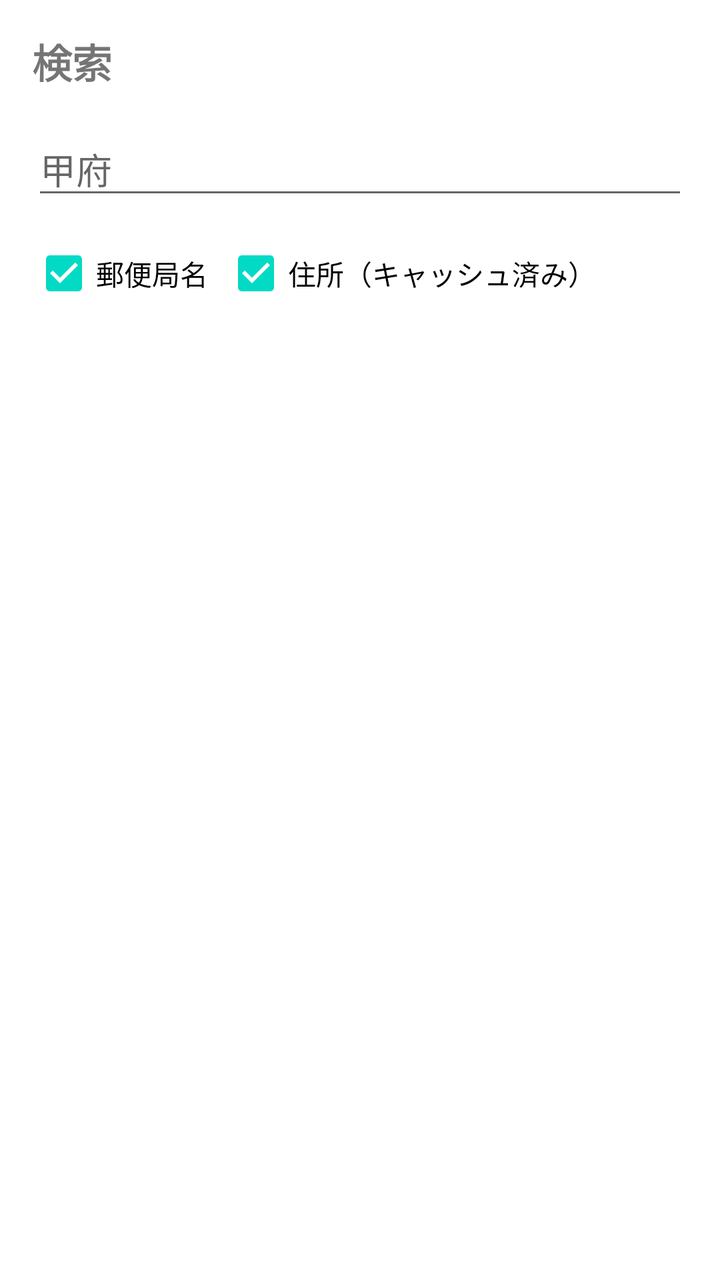
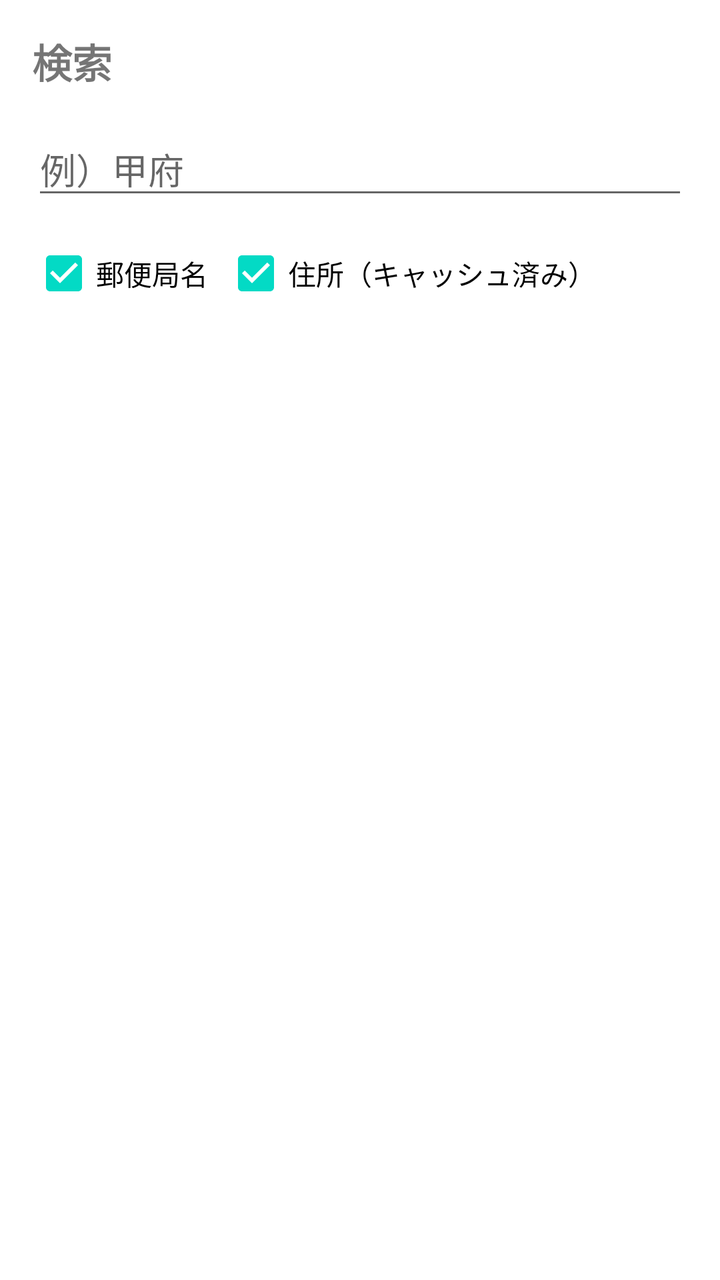

Two renders of the same Android screen: before a commit and after it. Below are the layout's source before the change and the commit's diff.
<!-- AndroidManifest.xml: application theme Theme.OsmJPPostalMap -->
<!-- res/layout/dialog_search.xml -->
<?xml version="1.0" encoding="utf-8"?>
<LinearLayout xmlns:android="http://schemas.android.com/apk/res/android"
    android:layout_width="match_parent"
    android:layout_height="wrap_content"
    android:orientation="vertical"
    android:padding="16dp">

    <TextView
        android:layout_width="wrap_content"
        android:layout_height="wrap_content"
        android:text="検索"
        android:textSize="20sp"
        android:textStyle="bold"
        android:layout_marginBottom="16dp" />

    <EditText
        android:id="@+id/search_input"
        android:layout_width="match_parent"
        android:layout_height="wrap_content"
        android:hint="甲府"
        android:inputType="text"
        android:maxLines="1"
        android:imeOptions="actionSearch" />

    <LinearLayout
        android:layout_width="match_parent"
        android:layout_height="wrap_content"
        android:orientation="horizontal"
        android:layout_marginTop="8dp">

        <CheckBox
            android:id="@+id/check_post_office"
            android:layout_width="wrap_content"
            android:layout_height="wrap_content"
            android:text="郵便局名"
            android:checked="true" />

        <CheckBox
            android:id="@+id/check_address"
            android:layout_width="wrap_content"
            android:layout_height="wrap_content"
            android:text="住所（キャッシュ済み）"
            android:checked="true"
            android:layout_marginStart="8dp" />
        
        
    </LinearLayout>

    <androidx.recyclerview.widget.RecyclerView
        android:id="@+id/search_results"
        android:layout_width="match_parent"
        android:layout_height="300dp"
        android:layout_marginTop="8dp" />

</LinearLayout>
<!-- resources referenced by this layout -->
<resources>
  <style name="Theme.OsmJPPostalMap" parent="Theme.MaterialComponents.DayNight.NoActionBar">
          
          <item name="colorPrimary">@color/jp_post_red</item>
          <item name="colorPrimaryVariant">@color/jp_post_red</item>
          <item name="colorOnPrimary">@color/white</item>
          
          <item name="colorSecondary">@color/teal_200</item>
          <item name="colorSecondaryVariant">@color/teal_700</item>
          <item name="colorOnSecondary">@color/black</item>
          
          <item name="android:statusBarColor">?attr/colorPrimaryVariant</item>
          <item name="android:windowLightStatusBar" tools:targetApi="m">false</item>
          
      </style>
  <color name="jp_post_red">#E60012</color>
  <color name="white">#FFFFFFFF</color>
  <color name="teal_200">#FF03DAC5</color>
  <color name="teal_700">#FF018786</color>
  <color name="black">#FF000000</color>
</resources>

<!-- the commit's change to res/layout/dialog_search.xml (unified diff, before → after) -->
@@ -17,7 +17,7 @@
         android:id="@+id/search_input"
         android:layout_width="match_parent"
         android:layout_height="wrap_content"
-        android:hint="甲府"
+        android:hint="例）甲府"
         android:inputType="text"
         android:maxLines="1"
         android:imeOptions="actionSearch" />
